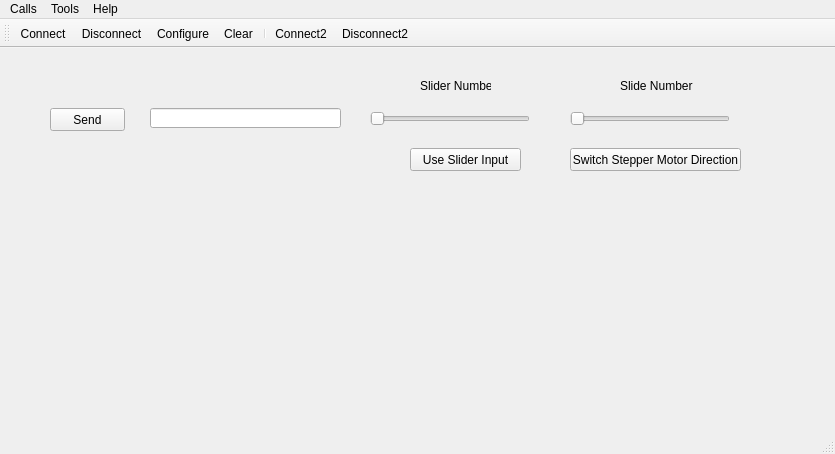
Before: the Qt Designer form Labs/Motor Lab/SerialTerminal/mainwindow.ui in enewhall/Mechatronics, drawn with Qt 5.
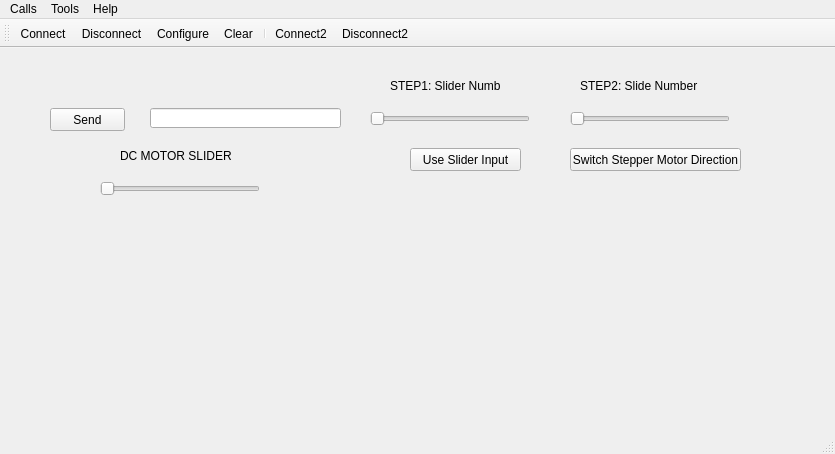
After: the same form once the commit is applied. Icons and pictures are not drawn.

Commit message: added third slider and some implementation

The edit to the form file:
```diff
--- a/Labs/Motor Lab/SerialTerminal/mainwindow.ui
+++ b/Labs/Motor Lab/SerialTerminal/mainwindow.ui
@@ -77,9 +77,9 @@
    <widget class="QLabel" name="label">
     <property name="geometry">
      <rect>
-      <x>420</x>
+      <x>390</x>
       <y>30</y>
-      <width>71</width>
+      <width>111</width>
       <height>16</height>
      </rect>
     </property>
@@ -87,7 +87,7 @@
      <string>Input for primary</string>
     </property>
     <property name="text">
-     <string>Slider Number</string>
+     <string>STEP1: Slider Number</string>
     </property>
    </widget>
    <widget class="QPushButton" name="pushButton_2">
@@ -125,14 +125,14 @@
    <widget class="QLabel" name="label_2">
     <property name="geometry">
      <rect>
-      <x>620</x>
+      <x>580</x>
       <y>30</y>
-      <width>81</width>
+      <width>121</width>
       <height>16</height>
      </rect>
     </property>
     <property name="text">
-     <string>Slide Number</string>
+     <string>STEP2: Slide Number</string>
     </property>
    </widget>
    <widget class="QPushButton" name="pushButton_3">
@@ -148,6 +148,38 @@
      <string>Switch Stepper Motor Direction</string>
     </property>
    </widget>
+   <widget class="QSlider" name="horizontalSlider_3">
+    <property name="enabled">
+     <bool>false</bool>
+    </property>
+    <property name="geometry">
+     <rect>
+      <x>100</x>
+      <y>130</y>
+      <width>160</width>
+      <height>22</height>
+     </rect>
+    </property>
+    <property name="maximum">
+     <number>255</number>
+    </property>
+    <property name="orientation">
+     <enum>Qt::Horizontal</enum>
+    </property>
+   </widget>
+   <widget class="QLabel" name="label_3">
+    <property name="geometry">
+     <rect>
+      <x>120</x>
+      <y>100</y>
+      <width>121</width>
+      <height>16</height>
+     </rect>
+    </property>
+    <property name="text">
+     <string>DC MOTOR SLIDER</string>
+    </property>
+   </widget>
   </widget>
   <widget class="QMenuBar" name="menuBar">
    <property name="geometry">
```
The commit also changes 7 other files.
